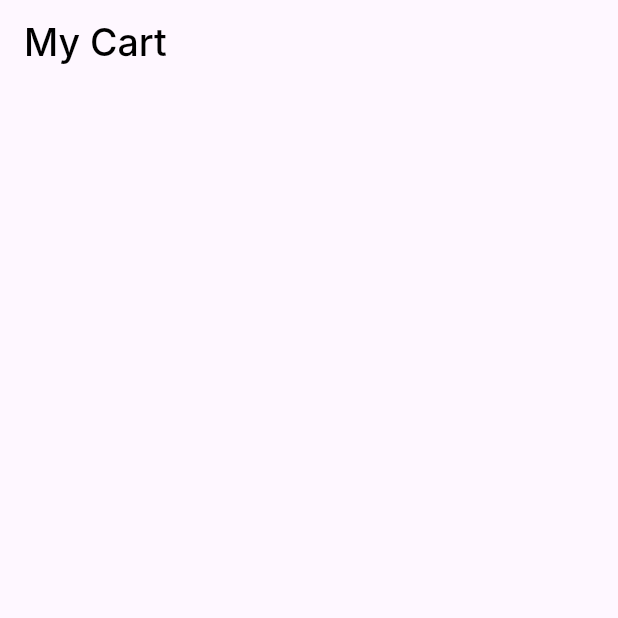
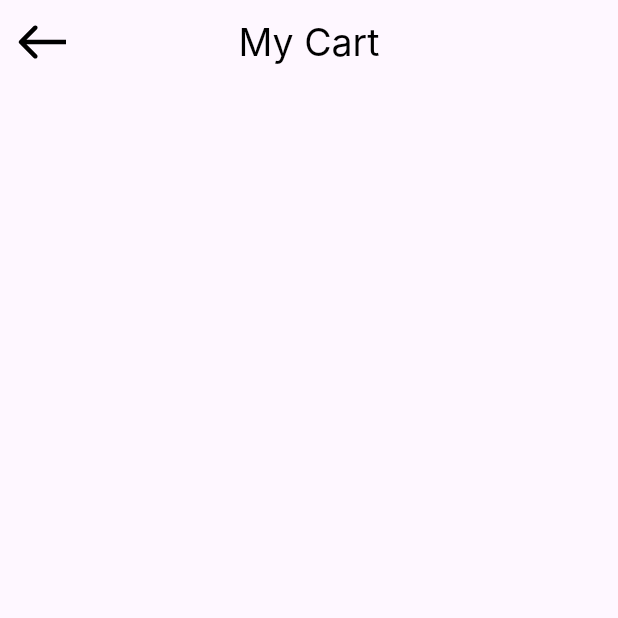
Before and after one commit to shahdashraf2003/CheckoutApp, a Flutter app: the screen it shows after launch, on a phone screen of 412 x 824 dp, the top half of it. Run offline on Flutter 3.47's test engine with Material 3 defaults, Android fonts, the phone set to English and light mode, and no system bars; our stand-ins replace flutter_svg; Roboto replaces fonts that are missing (Inter).

Commit message:
app bar foe my cart view done

```diff
--- a/lib/core/utils/styles.dart
+++ b/lib/core/utils/styles.dart
@@ -1,23 +1,21 @@
 import 'package:flutter/material.dart';
 
 abstract class Styles {
-
-
-  static const TextStyle style18 =  TextStyle(
+  static const TextStyle style18 = TextStyle(
     color: Colors.black,
     fontSize: 18,
     height: 0,
     fontFamily: 'Inter',
     fontWeight: FontWeight.w400,
   );
-  static const TextStyle styleBold18 =  TextStyle(
+  static const TextStyle styleBold18 = TextStyle(
     color: Colors.black,
     fontSize: 18,
     height: 0,
     fontFamily: 'Inter',
     fontWeight: FontWeight.w600,
   );
-   static  TextStyle style20 =  TextStyle(
+  static TextStyle style20 = TextStyle(
     color: Colors.black.withOpacity(0.800000011920929),
     fontSize: 20,
     height: 0,
@@ -25,7 +23,7 @@ abstract class Styles {
     fontWeight: FontWeight.w400,
   );
 
-  static const TextStyle style24 =  TextStyle(
+  static const TextStyle style24 = TextStyle(
     color: Colors.black,
     fontSize: 24,
     height: 0,
@@ -33,11 +31,11 @@ abstract class Styles {
     fontWeight: FontWeight.w600,
   );
 
-   static const TextStyle style25 =  TextStyle(
+  static const TextStyle style25 = TextStyle(
     color: Colors.black,
     fontSize: 25,
     height: 0,
     fontFamily: 'Inter',
-    fontWeight: FontWeight.w500,
+    fontWeight: FontWeight.w400,
   );
 }
--- a/lib/features/checkout/presentation/views/my_cart_view.dart
+++ b/lib/features/checkout/presentation/views/my_cart_view.dart
@@ -1,4 +1,5 @@
 import 'package:flutter/material.dart';
+import 'package:flutter_svg/svg.dart';
 import 'package:payment_app/core/utils/styles.dart';
 
 class MyCartView extends StatelessWidget {
@@ -7,6 +8,14 @@ class MyCartView extends StatelessWidget {
   @override
   Widget build(BuildContext context) {
     return AppBar(
+      leading: Center(
+        child: SvgPicture.asset(
+          'assets/images/Arrow1.svg',
+        ),
+      ),
+      elevation: 0,
+      backgroundColor: Colors.transparent,
+      centerTitle: true,
       title: const Text(
         'My Cart',
         textAlign: TextAlign.center,
```
Also changed, not shown: pubspec.yaml (+4 -3 lines), assets/images/Arrow1.svg (added), pubspec.lock.
